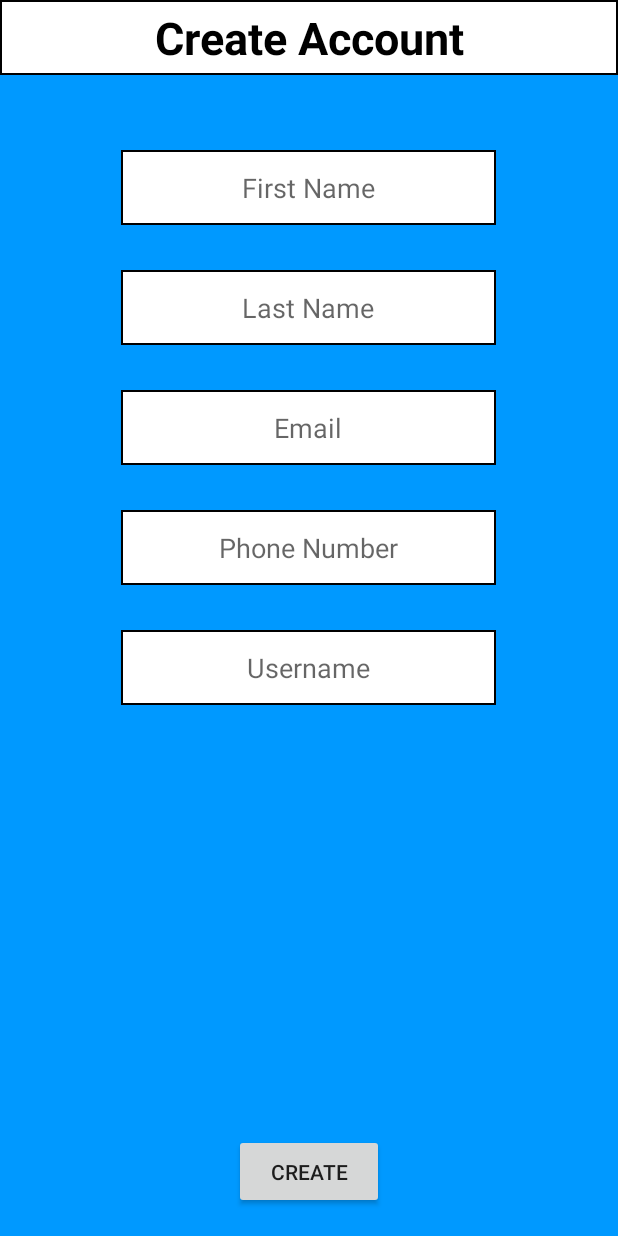
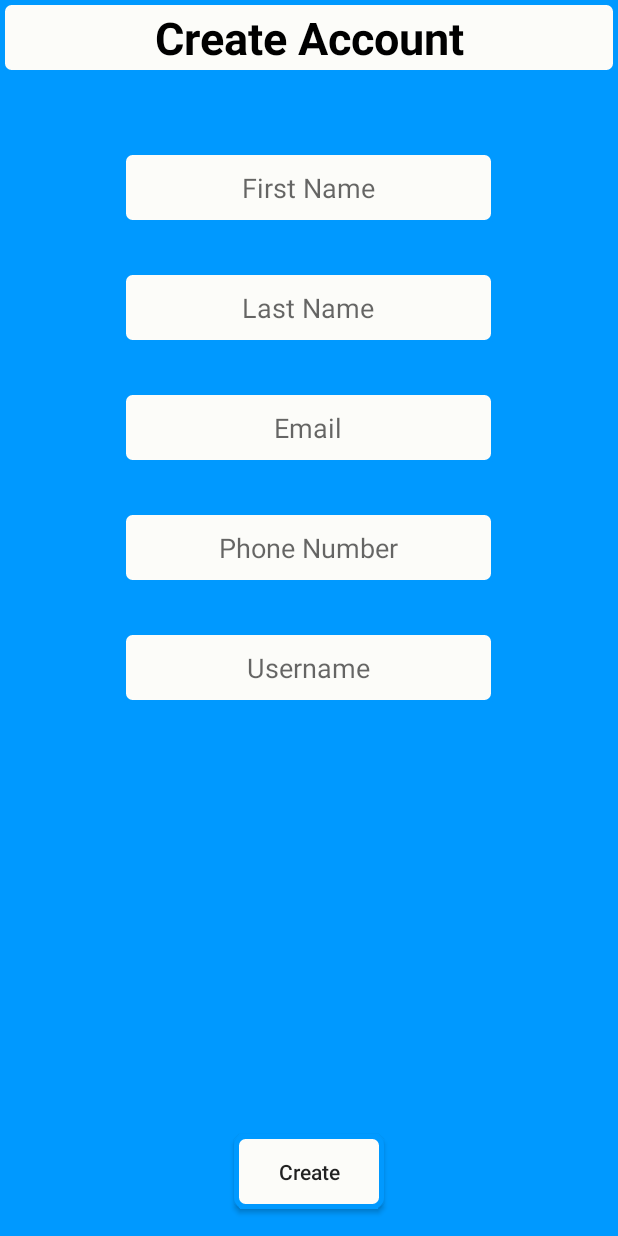
Before and after one commit to CMPUT301W18T09/CDProjektBlue, an Android app: the CreateAccountActivity screen opened directly, with no data from a screen before it, on a phone screen of 412 x 824 dp. Run offline under Robolectric (Android 15) with nearby library versions, the phone set to English and light mode, and no system bars.

Commit message:
A shit ton of UI changes

```diff
--- a/app/src/main/res/layout/activity_add_edit_task.xml
+++ b/app/src/main/res/layout/activity_add_edit_task.xml
@@ -47,6 +47,7 @@
         android:layout_alignParentRight="true"
         android:background="@drawable/new_button_background"
         android:onClick="postEditTask"
+        android:textAllCaps="false"
         android:textColor="#000000"
         android:text="" />
 
@@ -89,6 +90,7 @@
         android:layout_toStartOf="@+id/AddEditPrice"
         android:background="@drawable/new_button_background"
         android:textColor="#000000"
+        android:textAllCaps="false"
         android:onClick="deleteButton"
         android:text="Delete" />
 
--- a/app/src/main/res/layout/activity_create_account.xml
+++ b/app/src/main/res/layout/activity_create_account.xml
@@ -15,7 +15,7 @@
         android:layout_alignParentTop="true"
         android:layout_centerHorizontal="true"
         android:layout_marginTop="100dp"
-        android:background="@drawable/back"
+        android:background="@drawable/new_button_background"
         android:gravity="center"
         android:hint="@string/first_name"
         android:inputType="textPersonName"
@@ -28,7 +28,7 @@
         android:layout_alignStart="@+id/edit_profile_etFirstName"
         android:layout_below="@+id/edit_profile_etFirstName"
         android:layout_marginTop="30dp"
-        android:background="@drawable/back"
+        android:background="@drawable/new_button_background"
         android:ems="10"
         android:gravity="center"
         android:hint="@string/last_name"
@@ -42,7 +42,7 @@
         android:layout_alignStart="@+id/edit_profile_etLastName"
         android:layout_below="@+id/edit_profile_etLastName"
         android:layout_marginTop="30dp"
-        android:background="@drawable/back"
+        android:background="@drawable/new_button_background"
         android:ems="10"
         android:gravity="center"
         android:hint="@string/email"
@@ -56,7 +56,7 @@
         android:layout_alignStart="@+id/edit_profile_etEmail"
         android:layout_below="@+id/edit_profile_etEmail"
         android:layout_marginTop="30dp"
-        android:background="@drawable/back"
+        android:background="@drawable/new_button_background"
         android:ems="10"
         android:gravity="center"
         android:hint="@string/phone_number"
@@ -70,7 +70,7 @@
         android:layout_below="@+id/edit_profile_etPhoneNumber"
         android:layout_centerHorizontal="true"
         android:layout_marginTop="30dp"
-        android:background="@drawable/back"
+        android:background="@drawable/new_button_background"
         android:ems="10"
         android:gravity="center"
         android:hint="@string/username"
@@ -84,6 +84,8 @@
         android:layout_alignParentBottom="true"
         android:layout_centerHorizontal="true"
         android:layout_marginBottom="18dp"
+        android:background="@drawable/new_button_background"
+        android:textAllCaps="false"
         android:text="@string/create_account" />
 
     <TextView
@@ -93,7 +95,7 @@
         android:layout_alignParentTop="true"
         android:layout_centerHorizontal="true"
         android:layout_marginTop="0dp"
-        android:background="@drawable/back"
+        android:background="@drawable/new_button_background"
         android:gravity="center"
         android:text="@string/create_account_title"
         android:textAlignment="center"
--- a/app/src/main/res/layout/activity_list_requested_tasks.xml
+++ b/app/src/main/res/layout/activity_list_requested_tasks.xml
@@ -17,6 +17,8 @@
         android:layout_width="wrap_content"
         android:layout_height="wrap_content"
         android:layout_alignParentEnd="true"
+        android:background="@drawable/new_button_background"
+        android:textAllCaps="false"
         android:layout_alignParentTop="true"
         android:onClick="addTask"
         android:text="Add" />
--- a/app/src/main/res/layout/activity_list_task.xml
+++ b/app/src/main/res/layout/activity_list_task.xml
@@ -24,8 +24,7 @@
         <RelativeLayout
             android:layout_width="match_parent"
             android:layout_height="wrap_content"
-            android:padding="16dp"
-            >
+            android:padding="16dp">
             <ImageView
                 android:layout_width="wrap_content"
                 android:layout_height="wrap_content"
--- a/app/src/main/res/layout/dialog_accept_bid.xml
+++ b/app/src/main/res/layout/dialog_accept_bid.xml
@@ -12,6 +12,8 @@
         android:layout_marginEnd="16dp"
         android:layout_marginStart="16dp"
         android:layout_marginTop="16dp"
+        android:background="@drawable/new_button_background"
+        android:textAllCaps="false"
         android:text="@string/accept" />
 
     <Button
@@ -22,6 +24,8 @@
         android:layout_marginBottom="16dp"
         android:layout_marginEnd="16dp"
         android:layout_marginStart="16dp"
+        android:background="@drawable/new_button_background"
+        android:textAllCaps="false"
         android:text="@string/decline" />
 
     <Button
@@ -32,5 +36,7 @@
         android:layout_marginBottom="16dp"
         android:layout_marginEnd="16dp"
         android:layout_marginStart="16dp"
+        android:background="@drawable/new_button_background"
+        android:textAllCaps="false"
         android:text="@string/cancel" />
 </RelativeLayout>
```
Also changed, not shown: app/src/main/res/layout/activity_edit_profile.xml (+6 -4 lines), app/src/main/res/layout/activity_login.xml (+6 -2 lines), app/src/main/res/layout/activity_place_bid.xml (+7 -2 lines), app/src/main/res/layout/activity_task_details.xml (+13 -8 lines).
